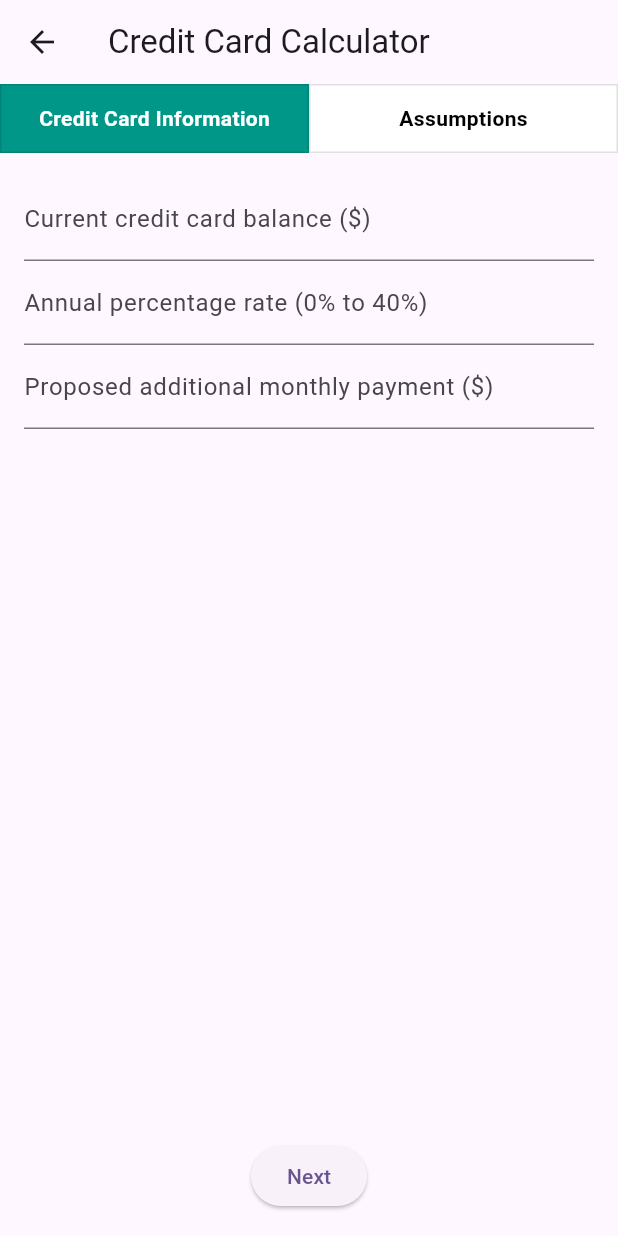
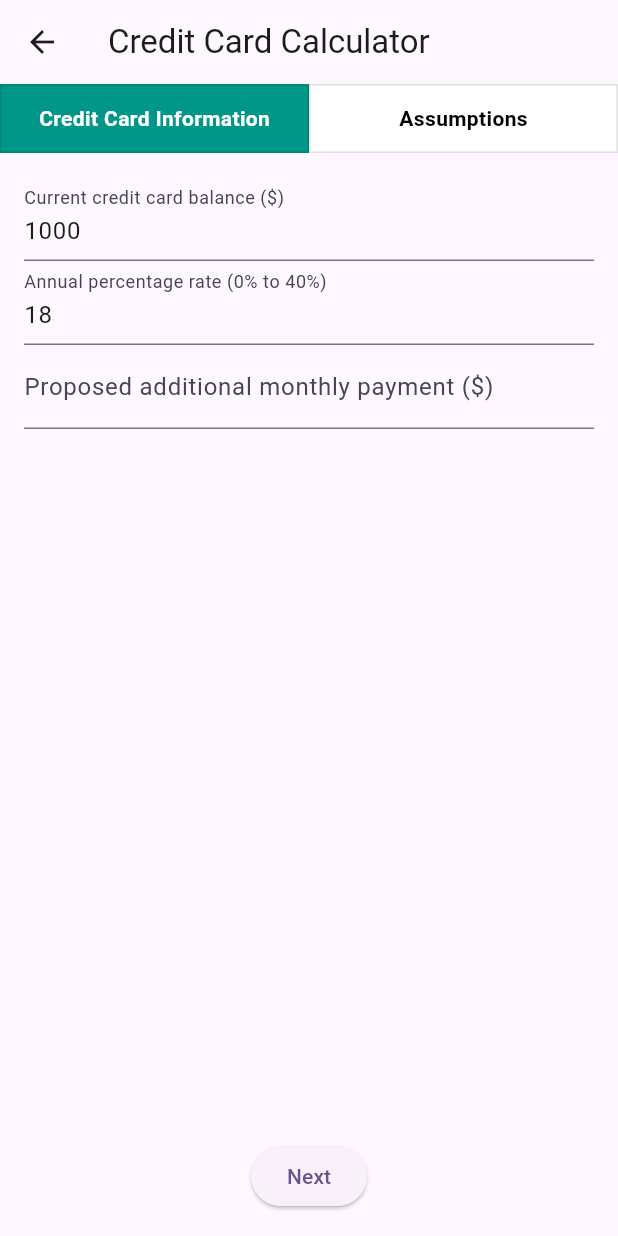
Before and after one commit to rowenmoreno/calculators, a Flutter app: the CreditCardCalculatorScreen screen opened directly, on a phone screen of 412 x 824 dp. Run offline on Flutter 3.47's test engine with Material 3 defaults, Android fonts, the phone set to English and light mode, and no system bars.

Commit message:
fix formula

```diff
--- a/lib/features/credit_card/credit_card_calculator_screen.dart
+++ b/lib/features/credit_card/credit_card_calculator_screen.dart
@@ -12,11 +12,11 @@ class _CreditCardCalculatorScreenState extends State<CreditCardCalculatorScreen>
   int _tabIndex = 0;
 
   // Text field controllers
-  final TextEditingController _balanceController = TextEditingController();
-  final TextEditingController _aprController = TextEditingController();
+  final TextEditingController _balanceController = TextEditingController(text: '1000');
+  final TextEditingController _aprController = TextEditingController(text: '18');
   final TextEditingController _additionalPaymentController = TextEditingController();
-  final TextEditingController _minPaymentPercentController = TextEditingController(text: '2');
-  final TextEditingController _minPaymentAmountController = TextEditingController(text: '25');
+  final TextEditingController _minPaymentPercentController = TextEditingController(text: '3');
+  final TextEditingController _minPaymentAmountController = TextEditingController(text: '35');
 
   bool skipDecember = false;
   String? resultMessage;
@@ -63,22 +63,30 @@ class _CreditCardCalculatorScreenState extends State<CreditCardCalculatorScreen>
     required double minAmount,
     required bool skipDecember,
   }) {
-    final monthlyRate = apr / 100 / 12;
+    final monthlyRate = (apr / 100) / 12;
     double currentBalance = balance;
     int months = 0;
     double totalInterest = 0;
+    int startMonth = DateTime.now().month - 1; // July = 6 (0-based)
 
     while (currentBalance > 0.01 && months < 1000) {
       months++;
-      if (skipDecember && months % 12 == 0) {
+
+      // Add interest at the start of each month
+      double interest = currentBalance * monthlyRate;
+      totalInterest += interest;
+      currentBalance += interest;
+
+      // Skip payment in December (month 11)
+      int currentMonth = (startMonth + months - 1) % 12;
+      if (skipDecember && currentMonth == 11) {
         continue;
       }
+
+      // Calculate and make payment
       double minPayment = (currentBalance * minPercent / 100).clamp(minAmount, double.infinity);
       double payment = minPayment + additionalPayment;
       if (payment > currentBalance) payment = currentBalance;
-      double interest = currentBalance * monthlyRate;
-      totalInterest += interest;
-      currentBalance += interest;
       currentBalance -= payment;
     }
 
```
